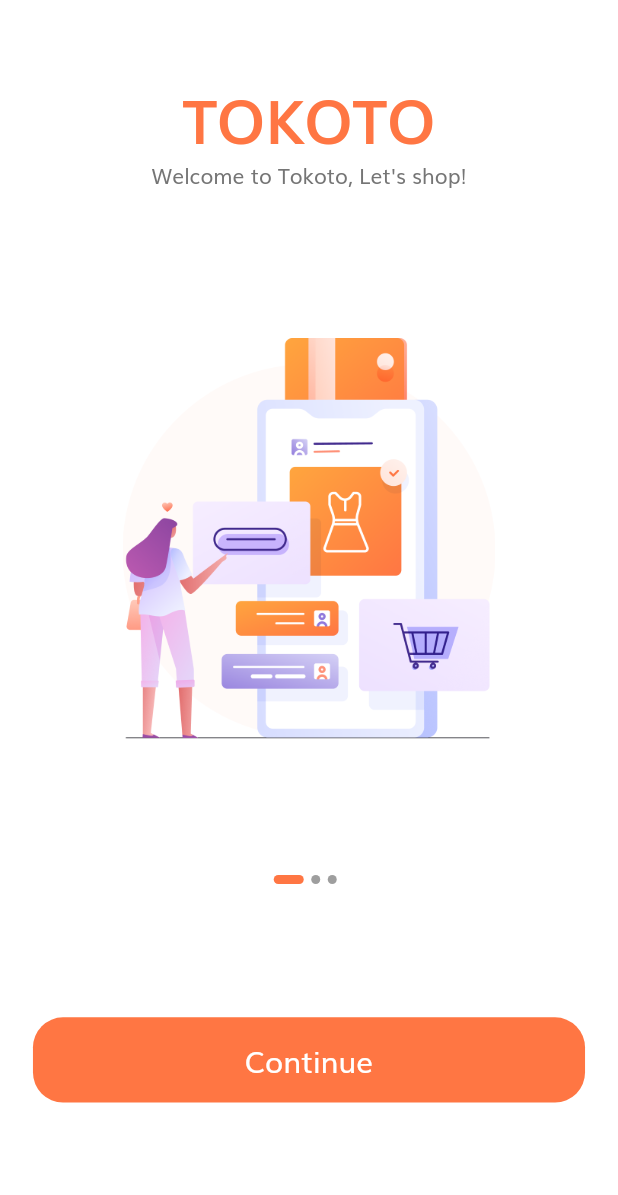
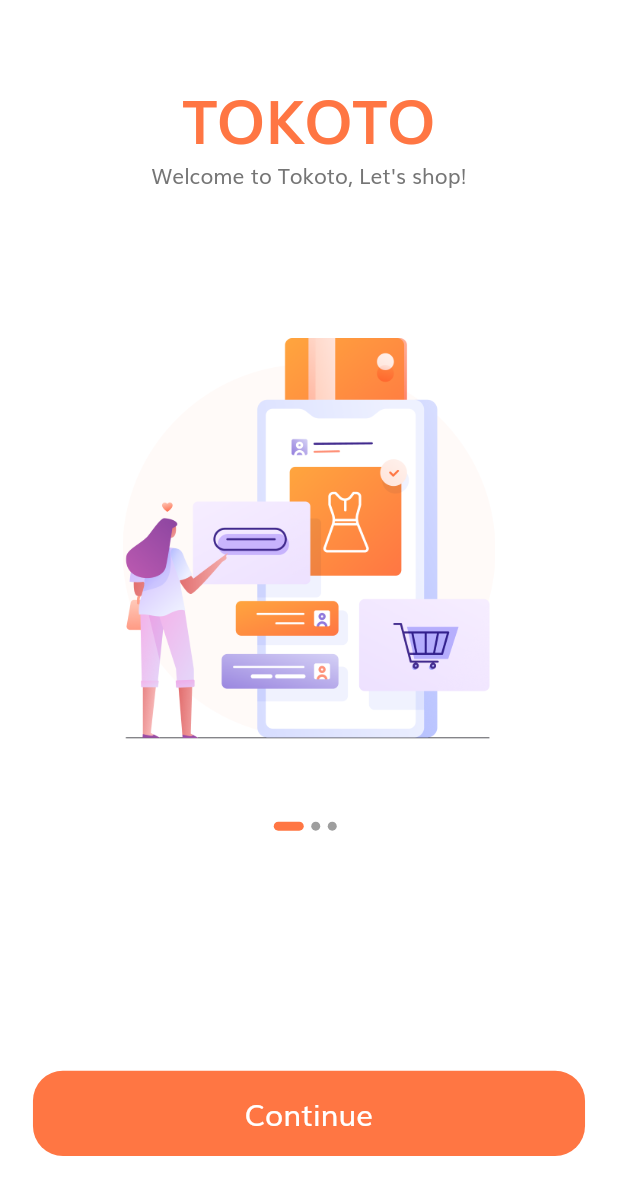
Before and after one commit to SHINDONGDONG/ECSITE, a Flutter app: the screen it shows after launch, on a phone screen of 412 x 824 dp. Shown: the top 1195 px of the screen. Run offline on Flutter 3.47's test engine with Material 2 defaults, Android fonts, the phone set to English and light mode, and no system bars.

Commit message:
EC SITE First Page

```diff
--- a/lib/main.dart
+++ b/lib/main.dart
@@ -1,5 +1,6 @@
 import 'package:flutter/material.dart';
 import 'package:flutter_ecsite/constants.dart';
+import 'package:flutter_ecsite/routes.dart';
 import 'package:flutter_ecsite/screens/splash/splash_screen.dart';
 
 void main(){
@@ -22,7 +23,9 @@ class MyApp extends StatelessWidget {
         primarySwatch: Colors.blue,
         visualDensity: VisualDensity.adaptivePlatformDensity,
       ),
-      home: SplashScreen(),
+      // home: SplashScreen(),
+      initialRoute: SplashScreen.routeName,
+      routes: routes,
     );
   }
 }
--- /dev/null
+++ b/lib/routes.dart
@@ -0,0 +1,7 @@
+import 'package:flutter/widgets.dart';
+import 'package:flutter_ecsite/screens/splash/splash_screen.dart';
+
+final Map<String, WidgetBuilder> routes = {
+  SplashScreen.routeName: (context)=>SplashScreen(),
+
+};
--- a/lib/screens/splash/components/body.dart
+++ b/lib/screens/splash/components/body.dart
@@ -1,4 +1,5 @@
 import 'package:flutter/material.dart';
+import 'package:flutter_ecsite/screens/splash/components/default_button.dart';
 import 'package:flutter_ecsite/sizeConfig.dart';
 import '../components/splash_content.dart';
 import 'package:flutter_ecsite/constants.dart';
@@ -61,19 +62,10 @@ class _BodyState extends State<Body> {
                     (index) => buildDot(index),
                   ),
                 ),
-                Spacer(),
-                SizedBox(
-                  width: double.infinity,
-                  height: getProportionateScreenHeight(56),
-                  child: FlatButton(
-                    shape: RoundedRectangleBorder(borderRadius: BorderRadius.circular(20)),
-                    color: kPrimaryColor,
-                    onPressed: () {},
-                    child: Text(
-                      'Continue',
-                      style: TextStyle(fontSize: getProportionateScreenWidth(18),color: Colors.white),
-                    ),
-                  ),
+                Spacer(flex: 3,),
+                DefaultButton(
+                  text: "Continue",
+                  press: (){},
                 ),
                 Spacer(),
               ],
--- /dev/null
+++ b/lib/screens/splash/components/default_button.dart
@@ -0,0 +1,32 @@
+import 'package:flutter/material.dart';
+
+import '../../../constants.dart';
+import '../../../sizeConfig.dart';
+
+class DefaultButton extends StatelessWidget {
+  const DefaultButton({
+    Key key,
+    this.text,
+    this.press,
+  }) : super(key: key);
+
+  final String text;
+  final Function press;
+
+  @override
+  Widget build(BuildContext context) {
+    return SizedBox(
+      width: double.infinity,
+      height: getProportionateScreenHeight(56),
+      child: FlatButton(
+        shape: RoundedRectangleBorder(borderRadius: BorderRadius.circular(20)),
+        color: kPrimaryColor,
+        onPressed:press,
+        child: Text(
+          text,
+          style: TextStyle(fontSize: getProportionateScreenWidth(18),color: Colors.white),
+        ),
+      ),
+    );
+  }
+}
--- a/lib/screens/splash/splash_screen.dart
+++ b/lib/screens/splash/splash_screen.dart
@@ -4,6 +4,7 @@ import 'package:flutter_ecsite/sizeConfig.dart';
 import 'components/body.dart';
 
 class SplashScreen extends StatelessWidget {
+  static String routeName = "/spllash";
   @override
   Widget build(BuildContext context) {
     SizeConfig().init(context);
```
